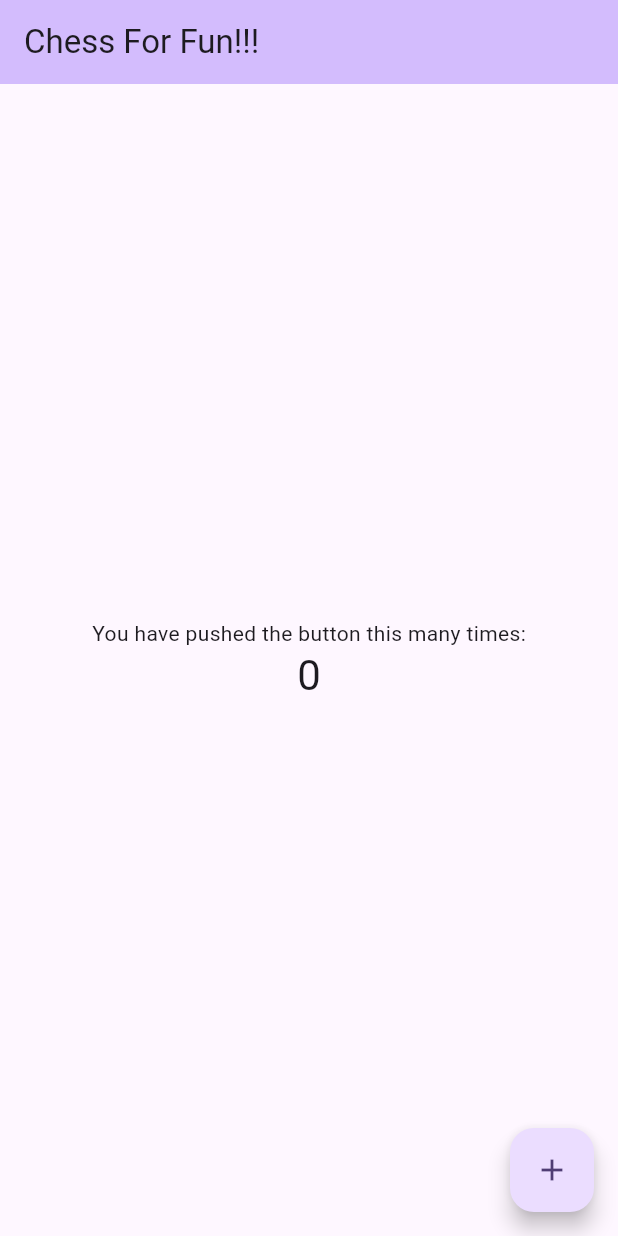
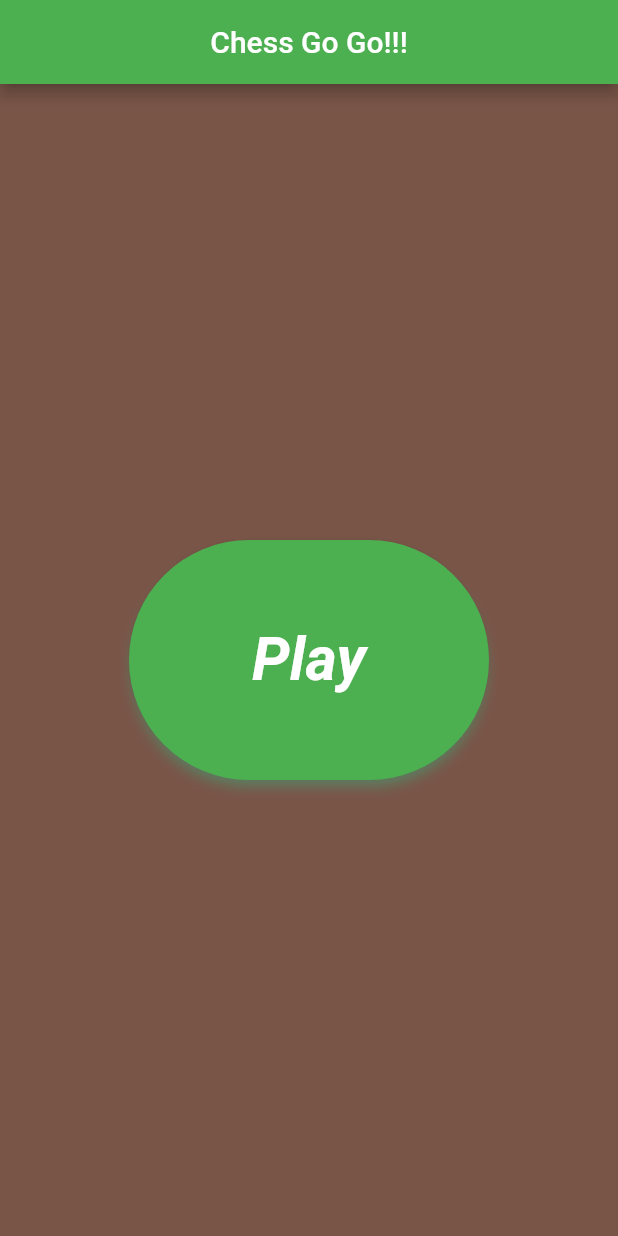
Before and after one commit to kpchessconnection-maker/TheCode, a Flutter app: the screen it shows after launch, on a phone screen of 412 x 824 dp. Run offline on Flutter 3.47's test engine with Material 3 defaults, Android fonts, the light colour scheme and no system bars.

Commit message:
Basic screen with only Play button

```diff
--- /dev/null
+++ b/lib/home_page.dart
@@ -0,0 +1,50 @@
+import 'package:flutter/material.dart';
+//import 'package:racunalni_sah/champions.dart';
+//import 'package:racunalni_sah/chessopenings.dart';
+//import 'package:racunalni_sah/choice.dart';
+//import 'package:racunalni_sah/tactics.dart';
+
+class HomePage extends StatelessWidget {
+  const HomePage({super.key});
+
+  @override
+  Widget build(BuildContext context) {
+    return Center(
+      child: Container(
+        width: double.infinity,
+        height: double.infinity,
+        color: Colors.brown,
+        child: Column(
+          mainAxisAlignment: MainAxisAlignment.center,
+          children: [
+            ElevatedButton(
+              style: ElevatedButton.styleFrom(
+                shadowColor: Colors.greenAccent,
+                elevation: 3,
+                shape: RoundedRectangleBorder(
+                    borderRadius: BorderRadius.circular(80.0)),
+                minimumSize: const Size(240, 160),
+              ),
+              onPressed: () {
+          /*      Navigator.of(context).push(
+                  MaterialPageRoute(
+                    builder: (BuildContext context) {
+                      return const Choice();
+                    },
+                  ),
+                );*/
+              },
+              child: const Text(
+                'Play',
+                style: TextStyle(
+                    fontSize: 40,
+                    fontStyle: FontStyle.italic,
+                    fontWeight: FontWeight.bold),
+              ),
+            ),
+          ],
+        ),
+      ),
+    );
+  }
+}
--- a/lib/main.dart
+++ b/lib/main.dart
@@ -1,122 +1,40 @@
 import 'package:flutter/material.dart';
+import 'home_page.dart';
 
 void main() {
-  runApp(const MyApp());
+  runApp(const FirstApp());
 }
 
-class MyApp extends StatelessWidget {
-  const MyApp({super.key});
+class FirstApp extends StatelessWidget {
+  const FirstApp({super.key});
 
-  // This widget is the root of your application.
   @override
   Widget build(BuildContext context) {
     return MaterialApp(
-      title: 'Flutter Demo',
-      theme: ThemeData(
-        // This is the theme of your application.
-        //
-        // TRY THIS: Try running your application with "flutter run". You'll see
-        // the application has a purple toolbar. Then, without quitting the app,
-        // try changing the seedColor in the colorScheme below to Colors.green
-        // and then invoke "hot reload" (save your changes or press the "hot
-        // reload" button in a Flutter-supported IDE, or press "r" if you used
-        // the command line to start the app).
-        //
-        // Notice that the counter didn't reset back to zero; the application
-        // state is not lost during the reload. To reset the state, use hot
-        // restart instead.
-        //
-        // This works for code too, not just values: Most code changes can be
-        // tested with just a hot reload.
-        colorScheme: ColorScheme.fromSeed(seedColor: Colors.deepPurple),
-      ),
-      home: const MyHomePage(title: 'Chess For Fun!!!'),
+      debugShowCheckedModeBanner: false,
+      theme: ThemeData(useMaterial3: false, primarySwatch: Colors.green),
+      home: const RootPage(),
     );
   }
 }
 
-class MyHomePage extends StatefulWidget {
-  const MyHomePage({super.key, required this.title});
-
-  // This widget is the home page of your application. It is stateful, meaning
-  // that it has a State object (defined below) that contains fields that affect
-  // how it looks.
-
-  // This class is the configuration for the state. It holds the values (in this
-  // case the title) provided by the parent (in this case the App widget) and
-  // used by the build method of the State. Fields in a Widget subclass are
-  // always marked "final".
-
-  final String title;
+class RootPage extends StatefulWidget {
+  const RootPage({super.key});
 
   @override
-  State<MyHomePage> createState() => _MyHomePageState();
+  State<RootPage> createState() => _RootPageState();
 }
 
-class _MyHomePageState extends State<MyHomePage> {
-  int _counter = 0;
-
-  void _incrementCounter() {
-    setState(() {
-      // This call to setState tells the Flutter framework that something has
-      // changed in this State, which causes it to rerun the build method below
-      // so that the display can reflect the updated values. If we changed
-      // _counter without calling setState(), then the build method would not be
-      // called again, and so nothing would appear to happen.
-      _counter+=2;
-    });
-  }
-
+class _RootPageState extends State<RootPage> {
   @override
   Widget build(BuildContext context) {
-    // This method is rerun every time setState is called, for instance as done
-    // by the _incrementCounter method above.
-    //
-    // The Flutter framework has been optimized to make rerunning build methods
-    // fast, so that you can just rebuild anything that needs updating rather
-    // than having to individually change instances of widgets.
     return Scaffold(
       appBar: AppBar(
-        // TRY THIS: Try changing the color here to a specific color (to
-        // Colors.amber, perhaps?) and trigger a hot reload to see the AppBar
-        // change color while the other colors stay the same.
-        backgroundColor: Theme.of(context).colorScheme.inversePrimary,
-        // Here we take the value from the MyHomePage object that was created by
-        // the App.build method, and use it to set our appbar title.
-        title: Text(widget.title),
+        title: const Text('Chess Go Go!!!'),
+        centerTitle: true,
+        automaticallyImplyLeading: false,
       ),
-      body: Center(
-        // Center is a layout widget. It takes a single child and positions it
-        // in the middle of the parent.
-        child: Column(
-          // Column is also a layout widget. It takes a list of children and
-          // arranges them vertically. By default, it sizes itself to fit its
-          // children horizontally, and tries to be as tall as its parent.
-          //
-          // Column has various properties to control how it sizes itself and
-          // how it positions its children. Here we use mainAxisAlignment to
-          // center the children vertically; the main axis here is the vertical
-          // axis because Columns are vertical (the cross axis would be
-          // horizontal).
-          //
-          // TRY THIS: Invoke "debug painting" (choose the "Toggle Debug Paint"
-          // action in the IDE, or press "p" in the console), to see the
-          // wireframe for each widget.
-          mainAxisAlignment: MainAxisAlignment.center,
-          children: <Widget>[
-            const Text('You have pushed the button this many times:'),
-            Text(
-              '$_counter',
-              style: Theme.of(context).textTheme.headlineMedium,
-            ),
-          ],
-        ),
-      ),
-      floatingActionButton: FloatingActionButton(
-        onPressed: _incrementCounter,
-        tooltip: 'Increment',
-        child: const Icon(Icons.add),
-      ), // This trailing comma makes auto-formatting nicer for build methods.
+      body: const HomePage(),
     );
   }
 }
```
